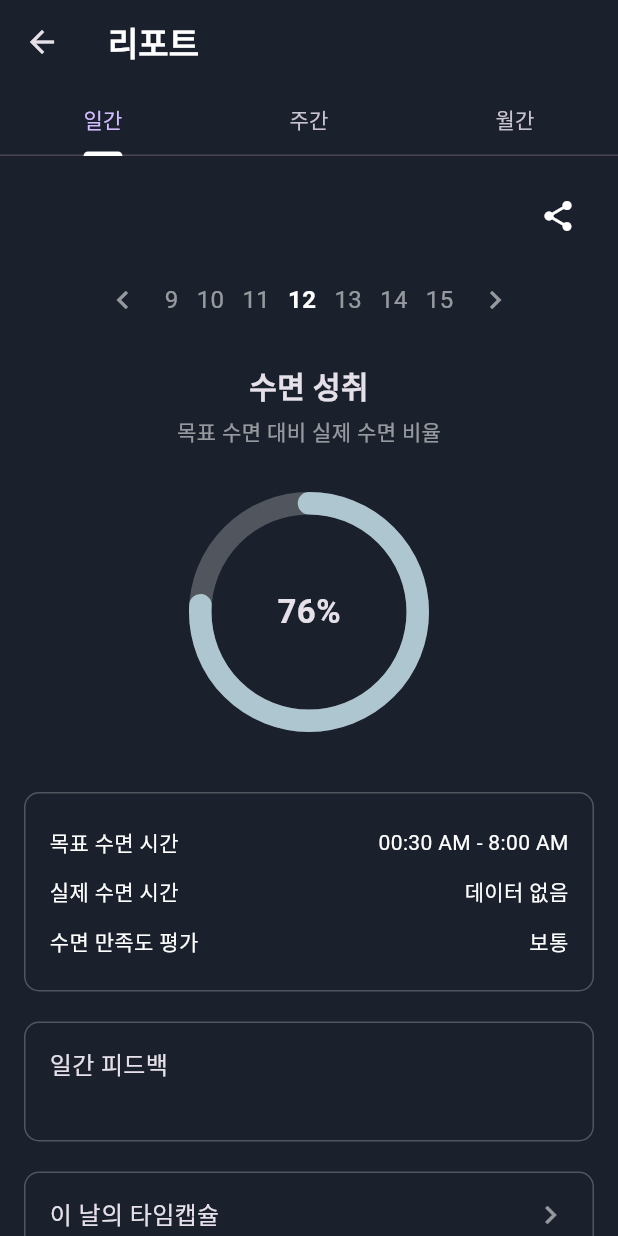
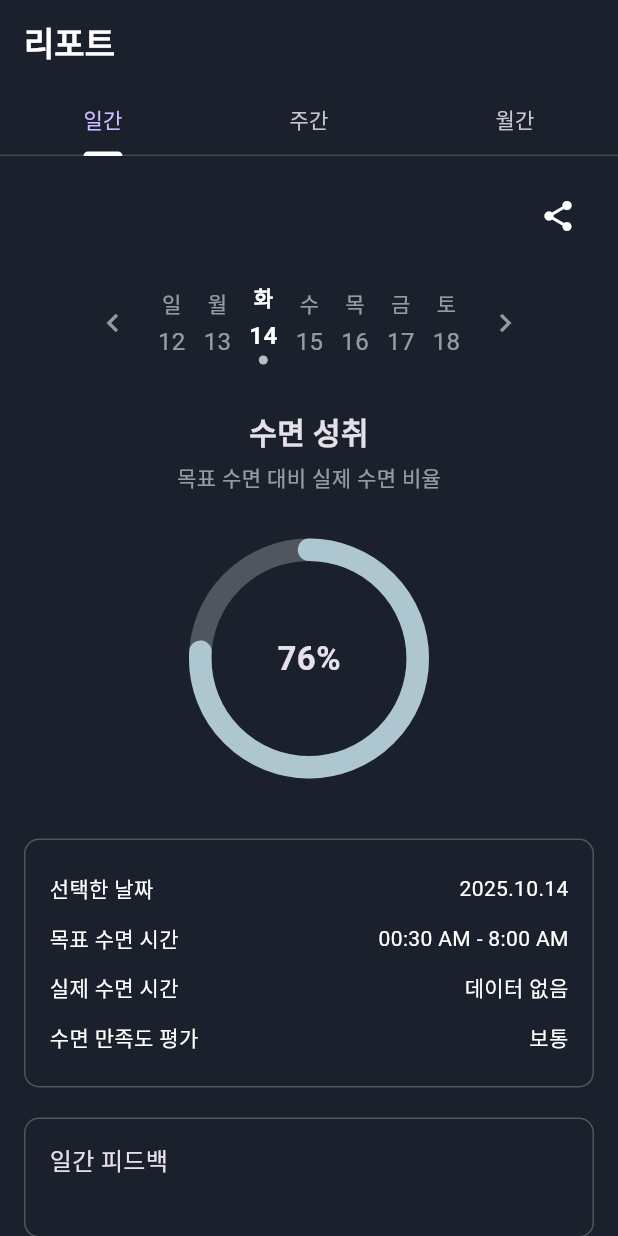
Before and after one commit to yoyohanyy/digital_health_care, a Flutter app: the ReportPage screen opened directly, on a phone screen of 412 x 824 dp. Run offline on Flutter 3.47's test engine with Material 3 defaults, Android fonts, the light colour scheme and no system bars; drawn by our look-alikes of percent_indicator; our stand-ins replace cloud_firestore, firebase_core, fl_chart, permission_handler, shared_preferences, table_calendar; missing offline and left inert: health, kakao_flutter_sdk, kakao_flutter_sdk_user; accounts and stored records are empty.

Commit message:
ui update

```diff
--- a/lib/main.dart
+++ b/lib/main.dart
@@ -1,6 +1,7 @@
 import 'package:flutter/material.dart';
 
 import 'package:firebase_core/firebase_core.dart';
+import 'package:health_care_app/page/reportPage.dart';
 import './page/splashPage.dart'; // SplashPage import
 import 'package:kakao_flutter_sdk/kakao_flutter_sdk.dart';
 import 'package:intl/date_symbol_data_local.dart';
@@ -34,7 +35,7 @@ class MyApp extends StatelessWidget {
       theme: ThemeData.dark().copyWith(
         scaffoldBackgroundColor: const Color(0xFF1A202C),
       ),
-      home: const SplashPage(),
+      home: const ReportPage(),
     );
   }
 }
--- a/lib/page/reportPage.dart
+++ b/lib/page/reportPage.dart
@@ -21,25 +21,41 @@ class _ReportPageState extends State<ReportPage>
   late TabController _tabController;
   final HealthService _healthService = HealthService();
   final FirebaseService _firebaseService = FirebaseService();
+
   Health health = Health();
   String _sleepDataString = "데이터 없음";
-  double _totalHours = 0.0; // 총 수면 시간 (시간 단위)
-  DateTime? _sleepStartTime; // 수면 시작 시간
-  DateTime? _sleepEndTime; // 수면 종료 시간
+  double _totalHours = 0.0;
+  DateTime? _sleepStartTime;
+  DateTime? _sleepEndTime;
   double _deepSleep = 0.0;
-  Map<DateTime, double> _weeklySleep = {}; // 0~6: 주간 수면 시간
-  bool _isLoading = true; // 데이터 로딩 상태
-  DateTime weekStart = DateTime.now().subtract(Duration(days: 6));
+  Map<DateTime, double> _weeklySleep = {};
+  bool _isLoading = true;
+
+  // 🆕 For dynamic date navigation
+  DateTime _selectedDate = DateTime.now();
+  late DateTime _currentWeekStart;
+
   @override
   void initState() {
     super.initState();
     _tabController = TabController(length: 3, vsync: this);
-    _loadSleepData();
+
+    // ✅ Initialize the current week (Sunday as start)
+    _currentWeekStart = _getStartOfWeek(_selectedDate);
+
+    // ✅ Load sleep data
+    _loadSleepDataForDate(_selectedDate);
     _loadWeeklySleep();
   }
 
-  Future<void> _loadSleepData() async {
-    final sleepInfo = await _healthService.fetchDailySleepData();
+  // Helper to get start of the week (Sunday)
+  DateTime _getStartOfWeek(DateTime date) {
+    // weekday: Monday=1, Sunday=7 → Sunday start = subtract weekday % 7
+    return date.subtract(Duration(days: date.weekday % 7));
+  }
+
+  Future<void> _loadSleepDataForDate(DateTime date) async {
+    final sleepInfo = await _healthService.fetchDailySleepDataForDate(date);
 
     setState(() {
       _sleepDataString = sleepInfo['sleepString'] ?? "데이터 없음";
@@ -48,24 +64,20 @@ class _ReportPageState extends State<ReportPage>
       _sleepEndTime = sleepInfo['endTime'];
       _deepSleep = sleepInfo['deepSleep'];
     });
-    // ---------------- DB 저장 ----------------
+
     if (_sleepStartTime != null && _sleepEndTime != null) {
-      await _firebaseService.newsaveSleepData(
-        "test_user_123", // 실제 로그인한 userId로 교체
-        {
+      await _firebaseService.newsaveSleepData("test_user_123", {
         'startTime': _sleepStartTime,
         'endTime': _sleepEndTime,
         'totalMinutes': _totalHours * 60,
         'deepSleep': _deepSleep,
-        },
-      );
+      });
     }
   }
 
   Future<void> _loadWeeklySleep() async {
-    final firebaseService = FirebaseService();
-    final data = await firebaseService.getWeeklySleep("test_user_123");
-    print("📊 주간 수면 데이터: $data"); // 🔹 디버깅용 출력
+    final data = await _firebaseService.getWeeklySleep("test_user_123");
+    debugPrint("📊 주간 수면 데이터: $data");
     setState(() {
       _weeklySleep = data;
       _isLoading = false;
@@ -75,20 +87,39 @@ class _ReportPageState extends State<ReportPage>
   Future<void> _saveSleepData() async {
     if (_sleepStartTime != null && _sleepEndTime != null) {
       await _firebaseService.saveSleepData(
-        userId: "test_user_123", // 실제 로그인 UID
+        userId: "test_user_123",
         startTime: _sleepStartTime!,
         endTime: _sleepEndTime!,
         totalHours: _totalHours,
         deepSleep: _deepSleep,
         satisfaction: 81,
-        date: '',
+        date: DateFormat('yyyy-MM-dd').format(_selectedDate),
         feedback: '',
         createdAt: null,
-        updatedAt: null, // 예시값, 실제 계산 로직 필요
+        updatedAt: null,
       );
     } else {
-      print("⚠️ 수면 데이터가 준비되지 않았습니다.");
+      debugPrint("⚠️ 수면 데이터가 준비되지 않았습니다.");
     }
+  }
+
+  void _goToPreviousWeek() {
+    setState(() {
+      _currentWeekStart = _currentWeekStart.subtract(const Duration(days: 7));
+    });
+  }
+
+  void _goToNextWeek() {
+    setState(() {
+      _currentWeekStart = _currentWeekStart.add(const Duration(days: 7));
+    });
+  }
+
+  void _selectDate(DateTime date) {
+    setState(() {
+      _selectedDate = date;
+    });
+    _loadSleepDataForDate(date);
   }
 
   @override
@@ -97,6 +128,7 @@ class _ReportPageState extends State<ReportPage>
     super.dispose();
   }
 
+  // ---------------- Main ----------------
   @override
   Widget build(BuildContext context) {
     return Scaffold(
@@ -125,6 +157,11 @@ class _ReportPageState extends State<ReportPage>
 
   // ---------------- Daily Report ----------------
   Widget _buildDailyReport() {
+    List<DateTime> weekDays = List.generate(
+      7,
+      (i) => _currentWeekStart.add(Duration(days: i)),
+    );
+
     return SingleChildScrollView(
       padding: const EdgeInsets.all(16),
       child: Column(
@@ -139,7 +176,6 @@ class _ReportPageState extends State<ReportPage>
                   0.0,
                   _totalHours,
                 );
-                final today = DateTime.now();
 
                 Navigator.push(
                   context,
@@ -152,9 +188,7 @@ class _ReportPageState extends State<ReportPage>
                           dayOfWeek: DateFormat(
                             'EEEE',
                             'ko_KR',
-                          ).format(today), // '목요일' 같이 동적으로 요일 전달
-                          // 아래 값들은 현재 ReportPage에 없으므로 임시 값을 전달합니다.
-                          // 나중에 HealthKit 등에서 가져오면 변수로 교체하세요.
+                          ).format(_selectedDate),
                           sleepScore: 78,
                           avgHeartRate: 98,
                           sleepSatisfaction: "보통",
@@ -167,32 +201,71 @@ class _ReportPageState extends State<ReportPage>
           ),
           const SizedBox(height: 20),
 
-          // Date Row (simple mockup)
+          // 🗓 Dynamic Date Row
           Row(
             mainAxisAlignment: MainAxisAlignment.center,
             children: [
-              const Icon(Icons.chevron_left, color: Colors.white54),
-              const SizedBox(width: 10),
-              for (int i = 9; i <= 15; i++)
-                Padding(
+              IconButton(
+                icon: const Icon(Icons.chevron_left, color: Colors.white54),
+                onPressed: _goToPreviousWeek,
+              ),
+              for (var day in weekDays)
+                GestureDetector(
+                  onTap: () => _selectDate(day),
+                  child: Padding(
                     padding: const EdgeInsets.symmetric(horizontal: 6),
-                  child: Text(
-                    "$i",
+                    child: Column(
+                      children: [
+                        Text(
+                          DateFormat.E('ko_KR').format(day),
                           style: TextStyle(
-                      color: i == 12 ? Colors.white : Colors.white54,
-                      fontWeight: i == 12 ? FontWeight.bold : FontWeight.normal,
+                            color:
+                                _isSameDay(day, _selectedDate)
+                                    ? Colors.white
+                                    : Colors.white54,
+                            fontWeight:
+                                _isSameDay(day, _selectedDate)
+                                    ? FontWeight.bold
+                                    : FontWeight.normal,
+                            fontSize: 14,
+                          ),
+                        ),
+                        const SizedBox(height: 4),
+                        Text(
+                          "${day.day}",
+                          style: TextStyle(
+                            color:
+                                _isSameDay(day, _selectedDate)
+                                    ? Colors.white
+                                    : Colors.white54,
+                            fontWeight:
+                                _isSameDay(day, _selectedDate)
+                                    ? FontWeight.bold
+                                    : FontWeight.normal,
                             fontSize: 16,
                           ),
                         ),
+                        if (_isSameDay(day, _selectedDate))
+                          const Padding(
+                            padding: EdgeInsets.only(top: 2),
+                            child: CircleAvatar(
+                              radius: 3,
+                              backgroundColor: Colors.white70,
                             ),
-              const SizedBox(width: 10),
-              const Icon(Icons.chevron_right, color: Colors.white54),
+                          ),
+                      ],
+                    ),
+                  ),
+                ),
+              IconButton(
+                icon: const Icon(Icons.chevron_right, color: Colors.white54),
+                onPressed: _goToNextWeek,
+              ),
             ],
           ),
 
           const SizedBox(height: 30),
 
-          // Title
           const Text(
             "수면 성취",
             style: TextStyle(fontSize: 20, fontWeight: FontWeight.bold),
@@ -202,10 +275,8 @@ class _ReportPageState extends State<ReportPage>
             "목표 수면 대비 실제 수면 비율",
             style: TextStyle(color: Colors.white54),
           ),
-
           const SizedBox(height: 30),
 
-          // Circular Progress
           CircularPercentIndicator(
             radius: 80.0,
             lineWidth: 15.0,
@@ -221,8 +292,8 @@ class _ReportPageState extends State<ReportPage>
 
           const SizedBox(height: 40),
 
-          // Info Card
           _infoCard([
+            _infoRow("선택한 날짜", DateFormat('yyyy.MM.dd').format(_selectedDate)),
             _infoRow("목표 수면 시간", "00:30 AM - 8:00 AM"),
             _infoRow("실제 수면 시간", _sleepDataString),
             _infoRow("수면 만족도 평가", "보통"),
@@ -230,14 +301,12 @@ class _ReportPageState extends State<ReportPage>
 
           const SizedBox(height: 20),
 
-          // Daily Feedback Box
           _infoCard([
             const Text("일간 피드백", style: TextStyle(fontSize: 16)),
           ], height: 80),
 
           const SizedBox(height: 20),
 
-          // Time Capsule Box
           _infoCard([
             Row(
               mainAxisAlignment: MainAxisAlignment.spaceBetween,
@@ -248,6 +317,7 @@ class _ReportPageState extends State<ReportPage>
             ),
           ], height: 60),
           const SizedBox(height: 20),
+
           ElevatedButton(
             onPressed: _saveSleepData,
             child: const Text("저장", style: TextStyle(fontSize: 16)),
@@ -259,15 +329,13 @@ class _ReportPageState extends State<ReportPage>
 
   // ---------------- Weekly Report ----------------
   Widget _buildWeeklyReport() {
+    DateTime weekStart = DateTime.now().subtract(Duration(days: 6));
     return Padding(
       padding: const EdgeInsets.all(16.0),
       child: Column(
         children: [
           const SizedBox(height: 10),
-          const Text(
-            "2025년 8월 9일 - 8월 15일",
-            style: TextStyle(color: Colors.white70),
-          ),
+          const Text("이번 주 수면 데이터", style: TextStyle(color: Colors.white70)),
           const SizedBox(height: 20),
           Expanded(
             child:
@@ -330,9 +398,9 @@ class _ReportPageState extends State<ReportPage>
                                 DateTime date = weekStart.add(
                                   Duration(days: index),
                                 );
-                                String label = DateFormat.E().format(
-                                  date,
-                                ); // 요일 표시 (Mon, Tue …)
+                                String label = DateFormat.E(
+                                  'ko_KR',
+                                ).format(date);
                                 return Text(
                                   label,
                                   style: const TextStyle(color: Colors.white70),
@@ -378,7 +446,7 @@ class _ReportPageState extends State<ReportPage>
       barRods: [
         BarChartRodData(
           toY: y,
-          color: highlighted ? Color(0xFFAEC6CF) : Colors.grey[600],
+          color: highlighted ? const Color(0xFFAEC6CF) : Colors.grey[600],
           width: 18,
           borderRadius: BorderRadius.circular(6),
         ),
@@ -393,7 +461,7 @@ class _ReportPageState extends State<ReportPage>
       child: Column(
         children: [
           TableCalendar(
-            focusedDay: DateTime(2025, 9, 1),
+            focusedDay: DateTime.now(),
             firstDay: DateTime(2020),
             lastDay: DateTime(2030),
             calendarFormat: CalendarFormat.month,
@@ -417,38 +485,6 @@ class _ReportPageState extends State<ReportPage>
               defaultTextStyle: TextStyle(color: Colors.white),
               weekendTextStyle: TextStyle(color: Colors.white70),
             ),
-            calendarBuilders: CalendarBuilders(
-              defaultBuilder: (context, day, focusedDay) {
-                if (day.day == 1) {
-                  return Center(
-                    child: Text(
-                      "1\nbad",
-                      textAlign: TextAlign.center,
-                      style: TextStyle(color: Colors.redAccent, fontSize: 12),
-                    ),
-                  );
-                }
-                if (day.day == 2) {
-                  return Center(
-                    child: Text(
-                      "2\ngood",
-                      textAlign: TextAlign.center,
-                      style: TextStyle(color: Colors.greenAccent, fontSize: 12),
-                    ),
-                  );
-                }
-                if (day.day == 3) {
-                  return Center(
-                    child: Text(
-                      "3\nnormal",
-                      textAlign: TextAlign.center,
-                      style: TextStyle(color: Colors.white70, fontSize: 12),
-                    ),
-                  );
-                }
-                return null;
-              },
-            ),
           ),
           const SizedBox(height: 20),
           _infoCard([
@@ -467,6 +503,10 @@ class _ReportPageState extends State<ReportPage>
   }
 
   // ---------------- UI Helpers ----------------
+  bool _isSameDay(DateTime a, DateTime b) {
+    return a.year == b.year && a.month == b.month && a.day == b.day;
+  }
+
   Widget _infoCard(List<Widget> children, {double? height}) {
     return Container(
       width: double.infinity,
```
Also changed, not shown: lib/services/healthService.dart (+83 -11 lines). Lines whose indentation alone changed are shown as unchanged.
